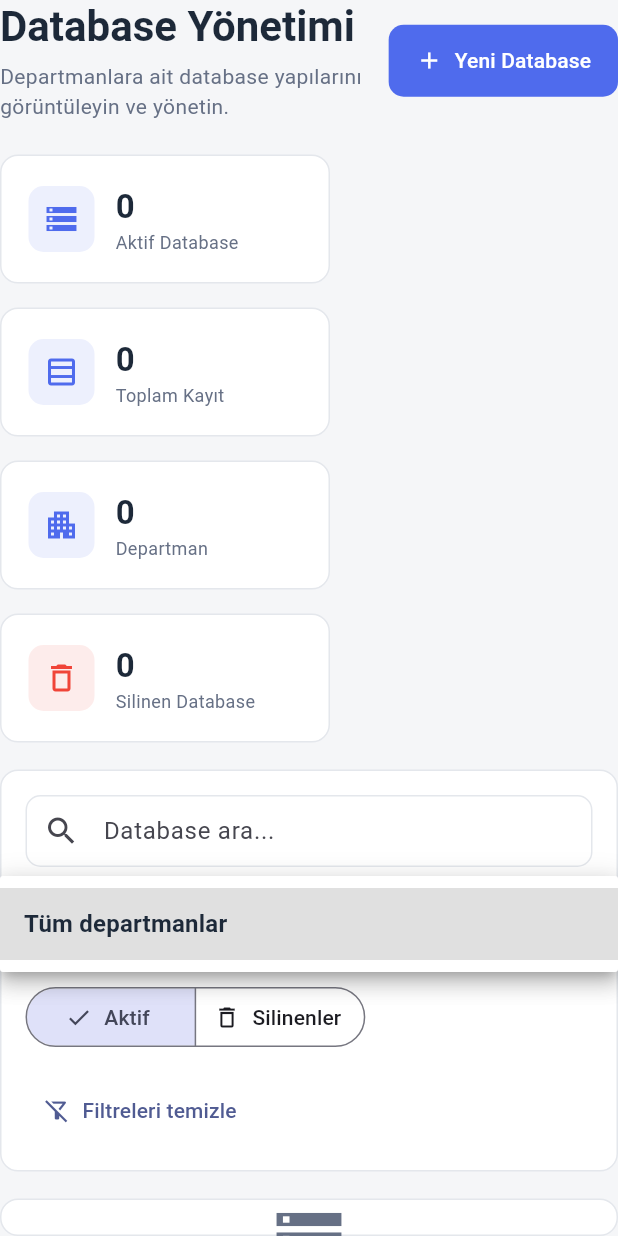
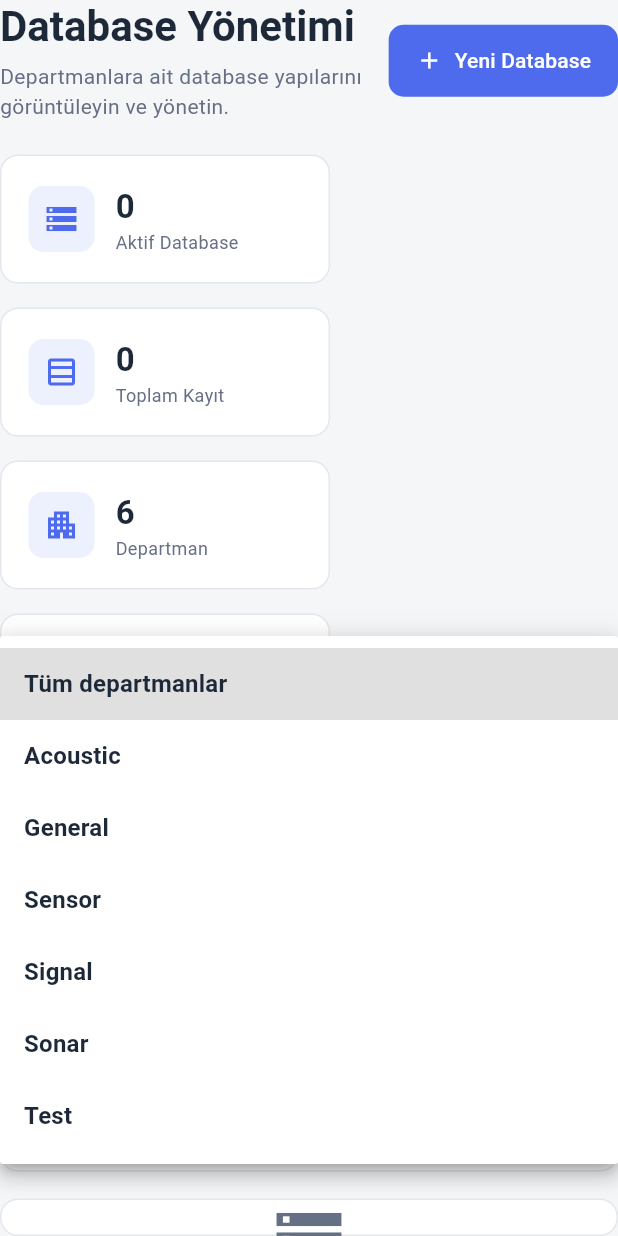
Before and after one commit to hsrknckc/DBMS-FrontEnd, a Flutter app: the DatabasesPage widget shown alone on an empty page, opened directly with empty values, after a tap on "Tüm departmanlar", on a phone screen of 412 x 824 dp. Run offline on Flutter 3.47's test engine with Material 3 defaults, Android fonts, the phone set to English and light mode, and no system bars; our stand-ins replace dio, file_picker, flutter_riverpod; accounts and stored records are empty; Roboto replaces fonts that are missing (Arial).

Commit message:
Add default departments list to fix empty dropdown when server database list is empty

```diff
--- a/lib/features/databases/databases_page.dart
+++ b/lib/features/databases/databases_page.dart
@@ -29,20 +29,29 @@ class _DatabasesPageState extends ConsumerState<DatabasesPage> {
   /// 1: Silinen database'ler
   int _viewFilter = 0;
 
+  static const List<String> _defaultDepartments = [
+    'Sensor',
+    'Signal',
+    'Acoustic',
+    'Sonar',
+    'General',
+    'Test',
+  ];
+
   List<DatabaseItem> get _databases {
     final dbState = ref.watch(databasesProvider);
     return dbState.valueOrNull ?? [];
   }
 
   List<String> get _departments {
-    final departments = _databases
+    final serverDepts = _databases
         .map((database) => database.department)
-        .toSet()
-        .toList();
+        .where((dept) => dept.trim().isNotEmpty);
 
-    departments.sort();
+    final allDepts = {..._defaultDepartments, ...serverDepts}.toList();
+    allDepts.sort();
 
-    return departments;
+    return allDepts;
   }
 
   bool get _canCreateDatabase {
```
